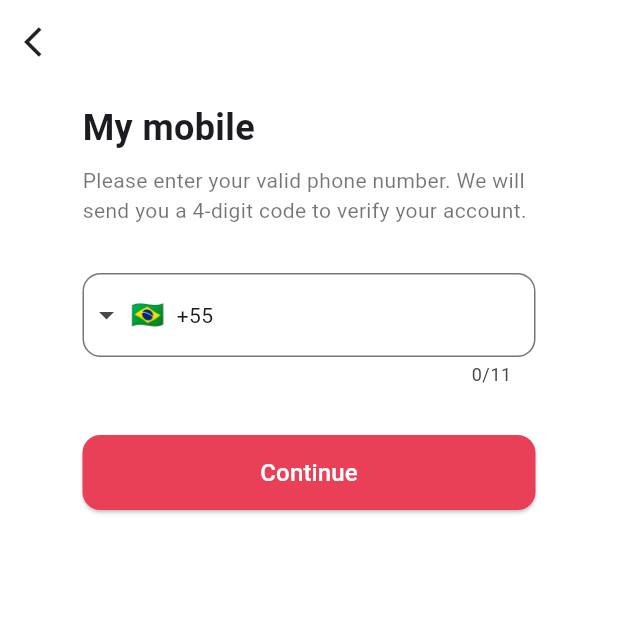
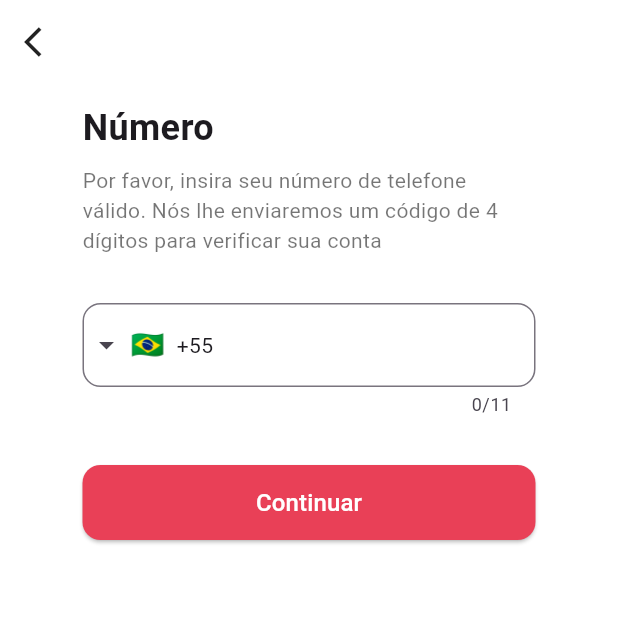
Before and after one commit to AngeloZovaro/DatingApp-FlutterProject, a Flutter app: the PhoneNumberScreen screen opened directly, on a phone screen of 412 x 824 dp, the top half of it. Run offline on Flutter 3.47's test engine with Material 3 defaults, Android fonts, the phone set to English and light mode, and no system bars; drawn by our look-alikes of intl_phone_field.

Commit message:
Traducao para pt-br

```diff
--- a/lib/screens/login_screen.dart
+++ b/lib/screens/login_screen.dart
@@ -30,7 +30,7 @@ class LoginScreen extends StatelessWidget {
                       ),
                       const SizedBox(height: 24),
                       const Text(
-                        'Sign up to continue',
+                        'Para continuar, cadastre-se.',
                         style: TextStyle(
                           fontSize: 16,
                           fontWeight: FontWeight.w600,
@@ -47,7 +47,7 @@ class LoginScreen extends StatelessWidget {
                           ),
                         ),
                         child: const Text(
-                          'Continue with email',
+                          'Continuar com o e-mail',
                           style: TextStyle(color: Colors.white, fontSize: 16),
                         ),
                       ),
@@ -62,7 +62,7 @@ class LoginScreen extends StatelessWidget {
                           ),
                         ),
                         child: const Text(
-                          'Use phone number',
+                          'Usar número de telefone',
                           style: TextStyle(
                             fontSize: 16,
                             color: Color(0xFFE94057),
@@ -75,7 +75,7 @@ class LoginScreen extends StatelessWidget {
                           Expanded(child: Divider()),
                           Padding(
                             padding: EdgeInsets.symmetric(horizontal: 8),
-                            child: Text('or sign up with'),
+                            child: Text('Ou inscreva-se com'),
                           ),
                           Expanded(child: Divider()),
                         ],
@@ -100,7 +100,7 @@ class LoginScreen extends StatelessWidget {
                 mainAxisAlignment: MainAxisAlignment.center,
                 children: const [
                   Text(
-                    'Terms of use',
+                    'Termos de uso.',
                     style: TextStyle(
                       color: Color(0xFFE94057),
                       decoration: TextDecoration.underline,
@@ -108,7 +108,7 @@ class LoginScreen extends StatelessWidget {
                   ),
                   SizedBox(width: 24),
                   Text(
-                    'Privacy Policy',
+                    'Política de privacidade',
                     style: TextStyle(
                       color: Color(0xFFE94057),
                       decoration: TextDecoration.underline,
--- a/lib/screens/phone_number_screen.dart
+++ b/lib/screens/phone_number_screen.dart
@@ -25,7 +25,7 @@ class _PhoneNumberScreenState extends State<PhoneNumberScreen> {
     } else {
       ScaffoldMessenger.of(context).showSnackBar(
         const SnackBar(
-          content: Text('The number is incomplete'), backgroundColor: Colors.red,
+          content: Text('O número está incompleto'), backgroundColor: Colors.red,
         ),
       );
     }
@@ -52,7 +52,7 @@ class _PhoneNumberScreenState extends State<PhoneNumberScreen> {
               crossAxisAlignment: CrossAxisAlignment.start,
               children: [
                 const Text(
-                  'My mobile',
+                  'Número',
                   style: TextStyle(
                     fontSize: 24,
                     fontWeight: FontWeight.bold,
@@ -60,7 +60,7 @@ class _PhoneNumberScreenState extends State<PhoneNumberScreen> {
                 ),
                 const SizedBox(height: 8),
                 const Text(
-                  'Please enter your valid phone number. We will\nsend you a 4-digit code to verify your account.',
+                  'Por favor, insira seu número de telefone válido. Nós lhe enviaremos um código de 4 dígitos para verificar sua conta',
                   style: TextStyle(
                     fontSize: 14,
                     color: Colors.black54,
@@ -95,7 +95,7 @@ class _PhoneNumberScreenState extends State<PhoneNumberScreen> {
                       ),
                     ),
                     child: const Text(
-                      'Continue',
+                      'Continuar',
                       style: TextStyle(color: Colors.white, fontSize: 16),
                     ),
                   ),
--- a/lib/screens/verification_screen.dart
+++ b/lib/screens/verification_screen.dart
@@ -23,7 +23,7 @@ class _VerificationScreenState extends State<VerificationScreen> {
         enteredDigits.add(value);
 
         if (enteredDigits.length == 4) {
-          _validateCode(); // Valida o código ao completar 4 dígitos
+          _validateCode();
         }
       }
     });
@@ -38,7 +38,7 @@ class _VerificationScreenState extends State<VerificationScreen> {
       );
     } else {
       ScaffoldMessenger.of(context).showSnackBar(
-        const SnackBar(content: Text('Invalid code'), backgroundColor: Colors.red),
+        const SnackBar(content: Text('Código inválido'), backgroundColor: Colors.red),
       );
       setState(() {
         enteredDigits.clear();
@@ -142,7 +142,7 @@ class _VerificationScreenState extends State<VerificationScreen> {
               ),
               const SizedBox(height: 8),
               const Text(
-                "Type the verification code we’ve sent you",
+                "Digite o código de verificação que enviamos para você",
                 style: TextStyle(
                   fontSize: 14,
                   color: Colors.black54,
@@ -159,10 +159,10 @@ class _VerificationScreenState extends State<VerificationScreen> {
               const SizedBox(height: 16),
               TextButton(
                 onPressed: () {
-                  // lógica de reenvio
+
                 },
                 child: const Text(
-                  "Send again",
+                  "Enviar novamente",
                   style: TextStyle(
                     color: Color(0xFFE94057),
                     fontSize: 14,
```
